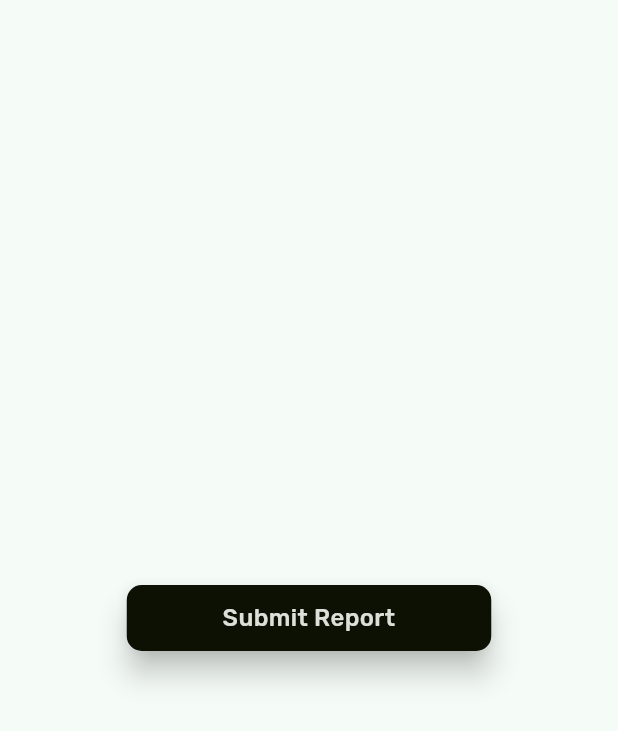
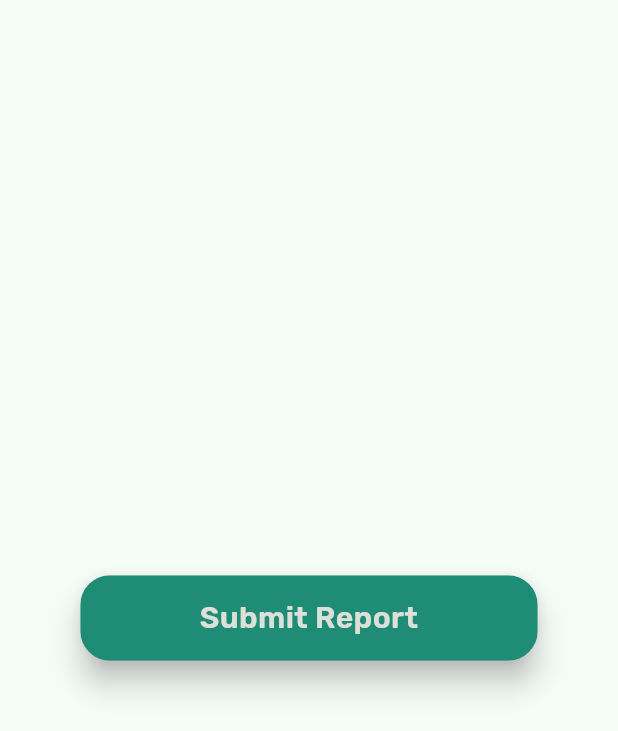
Before and after one commit to nsennes/SafeSchool, a Flutter app: the screen it shows after launch, on a phone screen of 412 x 824 dp. Shown: the top 731 px of the screen. Run offline on Flutter 3.47's test engine with Material 3 defaults, Android fonts, the phone set to English and light mode, and no system bars.

Commit message:
updated buttons 2nd commit

```diff
--- a/safeschool/lib/components/buttons.dart
+++ b/safeschool/lib/components/buttons.dart
@@ -31,7 +31,13 @@ class _PrimaryButtonState extends State<PrimaryButton> {
       child: Material(
         elevation: 8.0,
         borderRadius: BorderRadius.circular(20.0),
-        child: GestureDetector(
+        color: Colors.transparent, // Ensures the splash effect is visible
+        child: InkWell(
+          splashFactory: InkRipple.splashFactory,
+          customBorder: RoundedRectangleBorder(
+            borderRadius: BorderRadius.circular(20.0),
+          ),
+          splashColor: Colors.white,
           onTapDown: (_) {
             setState(() {
               _isPressed = true;
@@ -47,9 +53,10 @@ class _PrimaryButtonState extends State<PrimaryButton> {
               _isPressed = false;
             });
           },
-          child: Container(
-            height: 57,
-            width: 305,
+          onTap: () {
+            // Add your onTap functionality here
+          },
+          child: Ink(
             decoration: BoxDecoration(
               borderRadius: BorderRadius.circular(20.0),
               color: onPrimary,
@@ -57,6 +64,10 @@ class _PrimaryButtonState extends State<PrimaryButton> {
                   ? Border.all(color: ColorsUse.accentColor, width: 2.0)
                   : null,
             ),
+            child: AnimatedContainer(
+              duration: const Duration(milliseconds: 500),
+              height: 57,
+              width: 305,
               child: Center(
                 child: Text(
                   widget.name,
@@ -68,6 +79,7 @@ class _PrimaryButtonState extends State<PrimaryButton> {
             ),
           ),
         ),
+      ),
     );
   }
 }
--- a/safeschool/lib/components/popup_buttons.dart
+++ b/safeschool/lib/components/popup_buttons.dart
@@ -34,9 +34,10 @@ class _SecondaryButtonState extends State<SecondaryButton> {
         color: Colors.transparent, // Ensures the splash effect is visible
         child: InkWell(
           splashFactory: InkRipple.splashFactory,
-          customBorder: const StadiumBorder(),
+          customBorder: RoundedRectangleBorder(
+            borderRadius: BorderRadius.circular(10.0),
+          ),
           splashColor: Colors.white,
-          borderRadius: BorderRadius.circular(10.0),
           onTapDown: (_) {
             setState(() {
               _isPressed = true;
@@ -55,10 +56,7 @@ class _SecondaryButtonState extends State<SecondaryButton> {
           onTap: () {
             // Add your onTap functionality here
           },
-          child: AnimatedContainer(
-            duration: const Duration(milliseconds: 500),
-            height: 44,
-            width: 243,
+          child: Ink(
             decoration: BoxDecoration(
               borderRadius: BorderRadius.circular(10.0),
               color: onPrimary,
@@ -66,6 +64,10 @@ class _SecondaryButtonState extends State<SecondaryButton> {
                   ? Border.all(color: ColorsUse.accentColor, width: 2.0)
                   : null,
             ),
+            child: AnimatedContainer(
+              duration: const Duration(milliseconds: 50),
+              height: 44,
+              width: 243,
               child: Center(
                 child: Text(
                   widget.name,
@@ -77,6 +79,7 @@ class _SecondaryButtonState extends State<SecondaryButton> {
             ),
           ),
         ),
+      ),
     );
   }
 }
--- a/safeschool/lib/main.dart
+++ b/safeschool/lib/main.dart
@@ -31,13 +31,13 @@
         ),
         fontFamily: ("Rubik"),
       ),
+
       home: const Scaffold(
-        body: SecondaryButton(
-          name: "Submit Report",
-          primary: ColorsUse.accentColor,
-          textColor: ColorsUse.secondaryColor,
-        ),
-      ),
-    );
+        body: PrimaryButton(name: "Submit Report", primary: ColorsUse.primaryColor, textColor: ColorsUse.secondaryColor,),
+
+    ),
+      );
+
+
   }
 }
```
Lines whose indentation alone changed are shown as unchanged.
